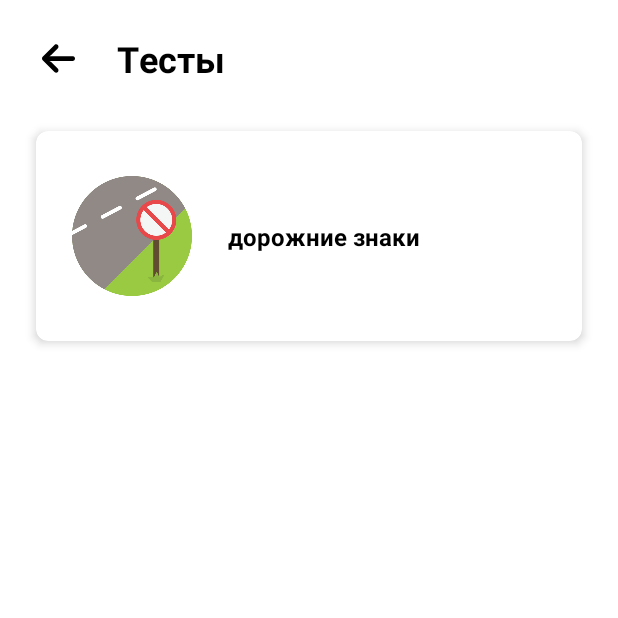
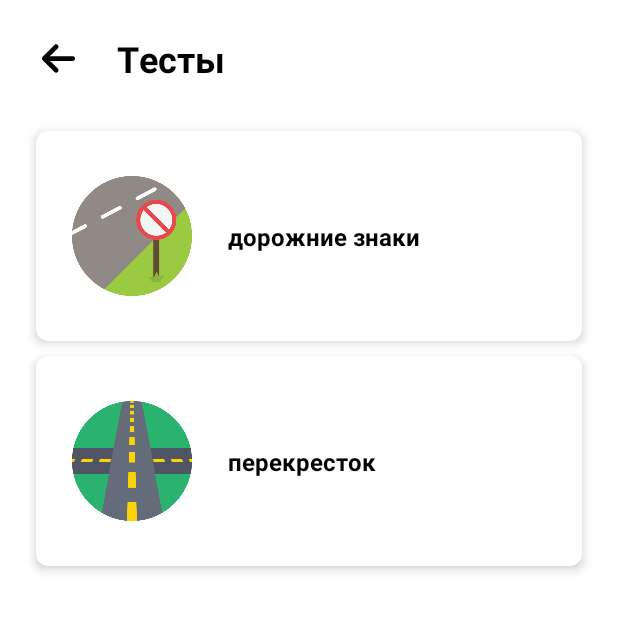
Before and after one commit to Mish9Keveyan/Drive_Smart, an Android app: the TestOptionActivity screen opened directly, with no data from a screen before it, on a phone screen of 412 x 824 dp, the top half of it. Run offline under Robolectric (Android 15) with nearby library versions, the light colour scheme and no system bars.

Commit message:
Start commit

```diff
--- a/app/src/main/java/com/example/learntodrive/Signs/FirstLevelActivity.java
+++ b/app/src/main/java/com/example/learntodrive/Signs/FirstLevelActivity.java
@@ -176,7 +176,7 @@ public class FirstLevelActivity extends AppCompatActivity {
             rb1[i] = new RadioButton(this);
             rb1[i].setText(Questions1.getChoice1(qnum) [i]);
             rb1[i].setTextColor(Color.BLACK);
-            rb1[i].setPadding(10,50,8,50);
+            rb1[i].setPadding(10,66,8,66);
             rb1[i].setTextSize(20);
             rb1[i].setId(i);
             rb1[i].setWidth(1000);
--- a/app/src/main/res/layout/activity_test_option.xml
+++ b/app/src/main/res/layout/activity_test_option.xml
@@ -68,5 +68,42 @@
                 app:layout_constraintTop_toTopOf="@+id/imageView10" />
         </androidx.constraintlayout.widget.ConstraintLayout>
     </androidx.cardview.widget.CardView>
+    <androidx.cardview.widget.CardView
+        android:id="@+id/cvCrossroads"
+        style="@style/cardViewStyle"
+        android:layout_width="match_parent"
+        android:layout_height="@dimen/home_card_height"
+        android:layout_marginStart="24dp"
+        android:layout_marginTop="10dp"
+        android:layout_marginEnd="24dp"
+        app:layout_constraintEnd_toEndOf="parent"
+        app:layout_constraintStart_toStartOf="parent"
+        app:layout_constraintTop_toBottomOf="@+id/cvTrafficSigns">
+    <androidx.constraintlayout.widget.ConstraintLayout
+        android:layout_width="match_parent"
+        android:layout_height="match_parent">
+
+        <ImageView
+            android:id="@+id/imageView11"
+            android:layout_width= "80dp"
+            android:layout_height="80dp"
+            android:layout_marginStart="24dp"
+            app:layout_constraintBottom_toBottomOf="parent"
+            app:layout_constraintStart_toStartOf="parent"
+            app:layout_constraintTop_toTopOf="parent"
+            app:srcCompat="@drawable/crossroads" />
+
+        <TextView
+            android:id="@+id/textView4"
+            android:layout_width="wrap_content"
+            android:layout_height="wrap_content"
+            android:layout_marginStart="24dp"
+            android:text="перекресток"
+            style="@style/categoryHeadingTextStyle"
+            app:layout_constraintBottom_toBottomOf="@+id/imageView11"
+            app:layout_constraintStart_toEndOf="@+id/imageView11"
+            app:layout_constraintTop_toTopOf="@+id/imageView11" />
+    </androidx.constraintlayout.widget.ConstraintLayout>
+</androidx.cardview.widget.CardView>
 
 </androidx.constraintlayout.widget.ConstraintLayout>
```
Also changed, not shown: app/src/main/res/layout/activity_traffic_signs.xml (+38 -0 lines), app/src/main/res/drawable/crossroads.png (added), app/src/main/res/drawable/three.png (added).
